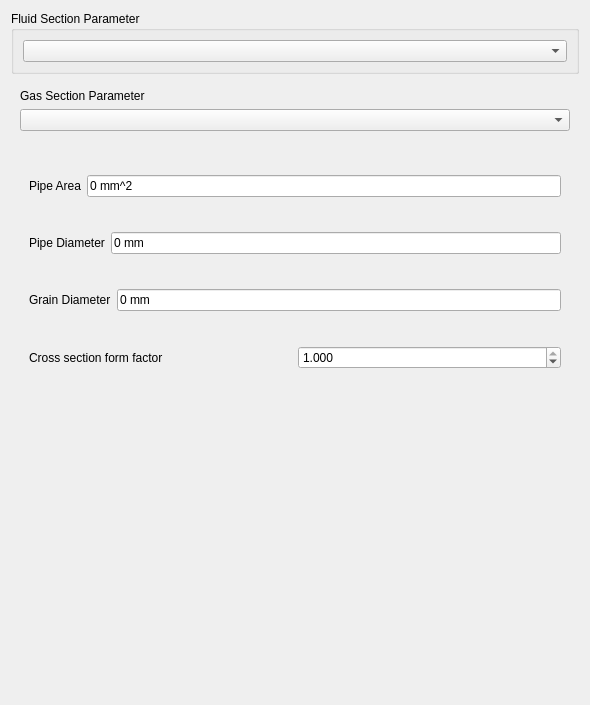
First picture: the form in src/Mod/Fem/Gui/Resources/ui/ElementFluid1D.ui, repository makkemal/FreeCAD, before the edit.
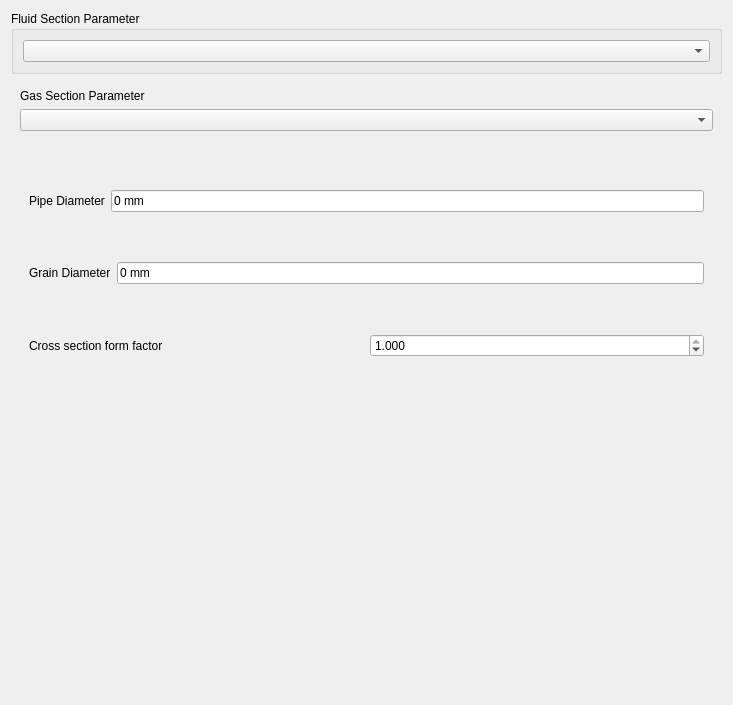
Second picture: the form after the edit. The open tabs and pages were chosen to show the change. Custom widgets are drawn as their Qt base class.

Commit message: FEM: GAS Pipe fanno area calculated from diameter and are box removed

The edit to the form file:
```diff
--- a/src/Mod/Fem/Gui/Resources/ui/ElementFluid1D.ui
+++ b/src/Mod/Fem/Gui/Resources/ui/ElementFluid1D.ui
@@ -6,7 +6,7 @@
    <rect>
     <x>0</x>
     <y>0</y>
-    <width>590</width>
+    <width>733</width>
     <height>705</height>
    </rect>
   </property>
@@ -1001,27 +1001,6 @@
          </widget>
          <widget class="QWidget" name="page_17">
           <layout class="QVBoxLayout" name="verticalLayout_28">
-           <item>
-            <layout class="QHBoxLayout" name="gb_flowareagas">
-             <item>
-              <widget class="QLabel" name="label_33">
-               <property name="text">
-                <string>Pipe Area</string>
-               </property>
-              </widget>
-             </item>
-             <item>
-              <widget class="Gui::InputField" name="if_gaspipe_pipe_area">
-               <property name="text">
-                <string>0 mm^2</string>
-               </property>
-               <property name="unit" stdset="0">
-                <string notr="true">mm^2</string>
-               </property>
-              </widget>
-             </item>
-            </layout>
-           </item>
            <item>
             <layout class="QHBoxLayout" name="gb_pipediametergas">
              <item>
```
Left out of the diff: 6 changed lines with no effect on the pictures. The commit also changes 2 other files.
